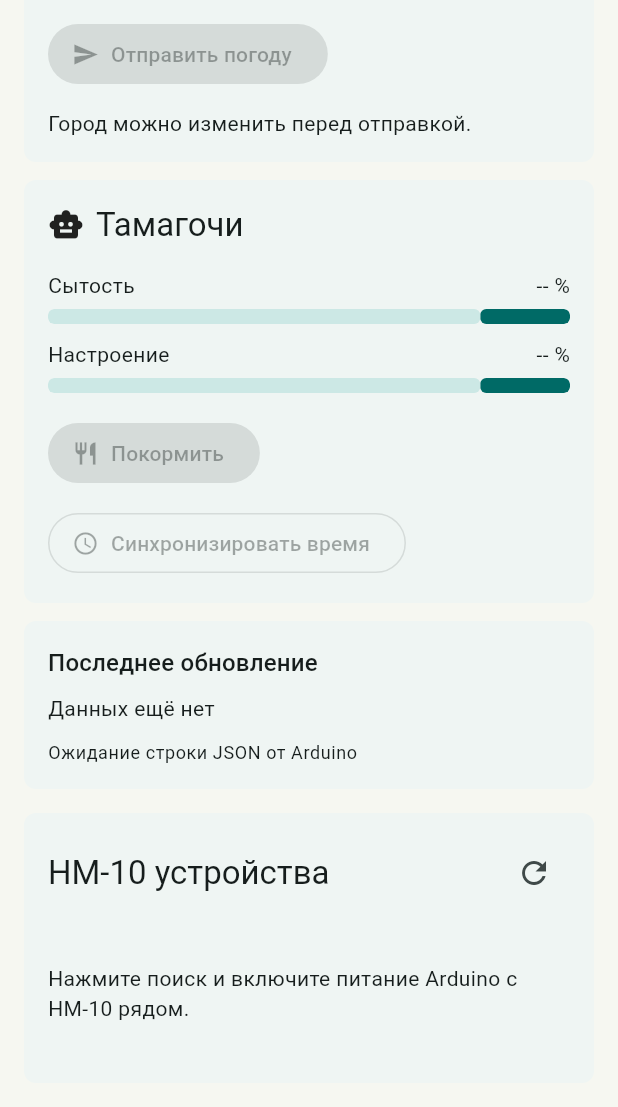
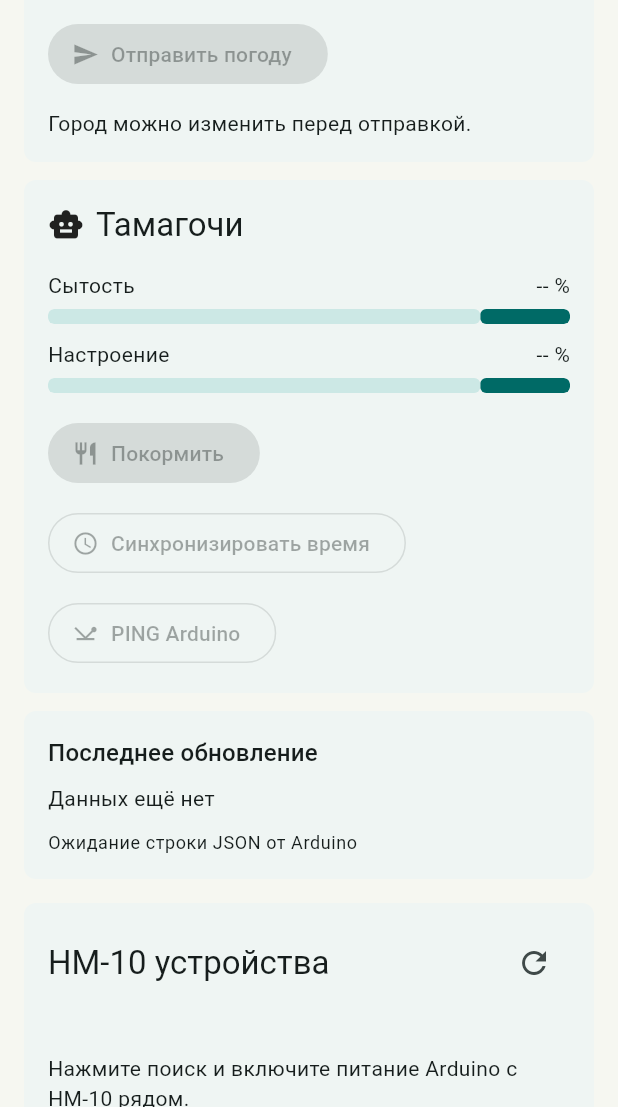
Before and after one commit to MihailKashintsev/arduino-tamagotchi-monitor, a Flutter app: the screen it shows after launch, scrolled down 436 dp, on a phone screen of 412 x 824 dp, the part 129-1236 px from its top. Run offline on Flutter 3.47's test engine with Material 3 defaults, Android fonts, the phone set to English and light mode, and no system bars; our stand-ins replace flutter_blue_plus, permission_handler.

Commit message:
Add Arduino ping diagnostics

```diff
--- a/lib/main.dart
+++ b/lib/main.dart
@@ -427,6 +427,7 @@ class _MonitorPageState extends State<MonitorPage> {
                               'TIME:${DateTime.now().toIso8601String()}',
                             )
                           : null,
+                      onPing: connected ? () => _sendCommand('PING') : null,
                       weatherCityController: _weatherCityController,
                       weatherStatus: _weatherStatus,
                       isUpdatingWeather: _isUpdatingWeather,
@@ -464,6 +465,7 @@ class _StatusPanel extends StatelessWidget {
     required this.lastLine,
     required this.onFeed,
     required this.onSyncTime,
+    required this.onPing,
     required this.weatherCityController,
     required this.weatherStatus,
     required this.isUpdatingWeather,
@@ -477,6 +479,7 @@ class _StatusPanel extends StatelessWidget {
   final String lastLine;
   final VoidCallback? onFeed;
   final VoidCallback? onSyncTime;
+  final VoidCallback? onPing;
   final TextEditingController weatherCityController;
   final String weatherStatus;
   final bool isUpdatingWeather;
@@ -541,6 +544,13 @@ class _StatusPanel extends StatelessWidget {
                     ),
                   ],
                 ),
+                if (connected && !hasArduinoData) ...[
+                  const SizedBox(height: 12),
+                  Text(
+                    'BLE-модуль найден, но Arduino пока не отвечает. Проверьте, что загружен свежий скетч и провода HM-10 TXD/RXD подключены к D11/D12 крест-накрест.',
+                    style: Theme.of(context).textTheme.bodyMedium,
+                  ),
+                ],
               ],
             ),
           ),
@@ -656,6 +666,11 @@ class _StatusPanel extends StatelessWidget {
                       onPressed: onSyncTime,
                       icon: const Icon(Icons.schedule),
                       label: const Text('Синхронизировать время'),
+                    ),
+                    OutlinedButton.icon(
+                      onPressed: onPing,
+                      icon: const Icon(Icons.network_ping),
+                      label: const Text('PING Arduino'),
                     ),
                   ],
                 ),
```
